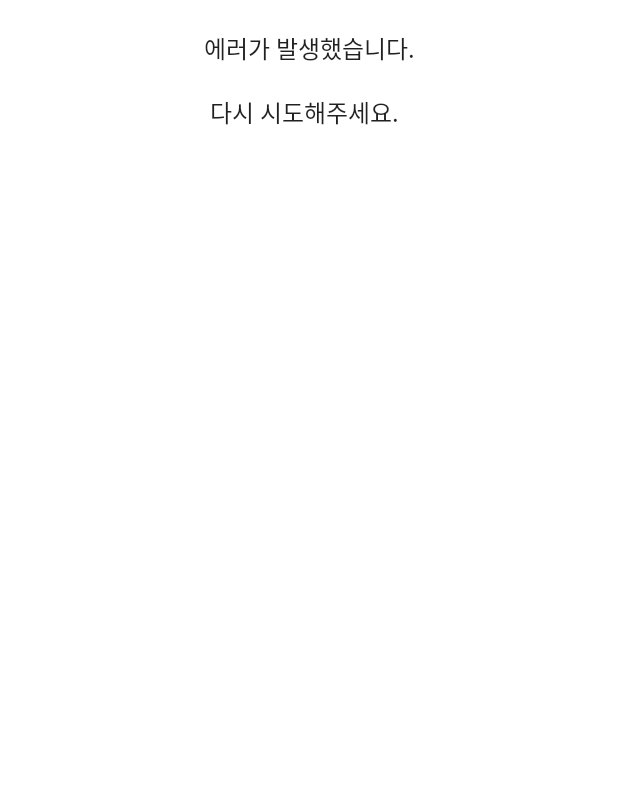
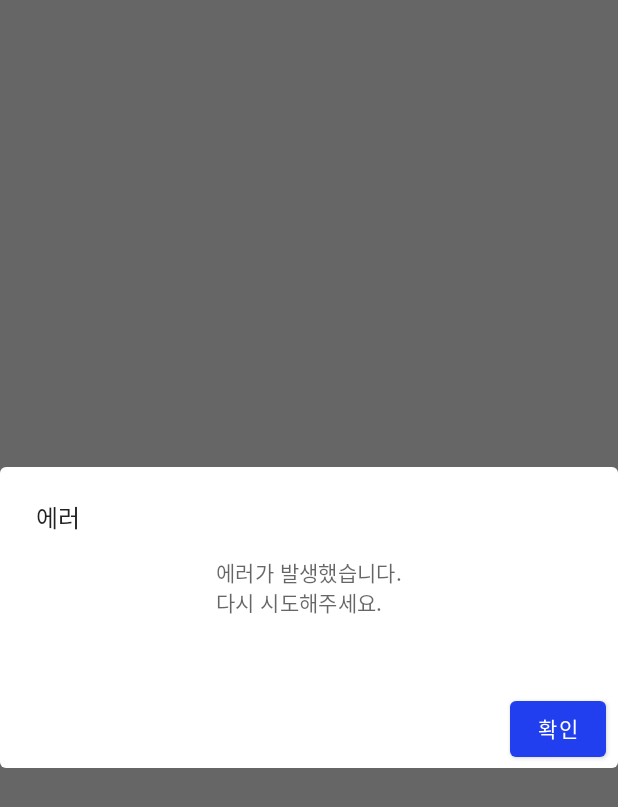
Before and after one commit to dalinaum/BookFinder, an Android app built with Jetpack Compose: the composable Error shown on its own in the app's theme, on a phone screen of 412 x 824 dp. Shown: the top 807 px of the screen. Run offline under Robolectric (Android 15) with nearby library versions, the phone set to English and light mode, and no system bars; pictures from the network do not load.

Commit message:
Home에서 에러를 다이얼로그로 표현
- Loading을 별도의 파일로 분리.
- SearchFiled를 별도로 분리.

```diff
--- a/app/src/main/java/io/github/dalinaum/bookfinder/screen/DetailScreen.kt
+++ b/app/src/main/java/io/github/dalinaum/bookfinder/screen/DetailScreen.kt
@@ -34,6 +34,7 @@ import androidx.navigation.NavController
 import coil.compose.AsyncImage
 import io.github.dalinaum.bookfinder.entity.Item
 import io.github.dalinaum.bookfinder.entity.getBigImage
+import io.github.dalinaum.bookfinder.screen.composable.Loading
 import io.github.dalinaum.bookfinder.ui.theme.WColorLight
 import io.github.dalinaum.bookfinder.viewmodel.DetailViewModel
 import io.github.dalinaum.bookfinder.viewmodel.status.DetailResult
--- a/app/src/main/java/io/github/dalinaum/bookfinder/screen/HomeScreen.kt
+++ b/app/src/main/java/io/github/dalinaum/bookfinder/screen/HomeScreen.kt
@@ -1,6 +1,5 @@
 package io.github.dalinaum.bookfinder.screen
 
-import androidx.compose.foundation.background
 import androidx.compose.foundation.clickable
 import androidx.compose.foundation.layout.Box
 import androidx.compose.foundation.layout.Column
@@ -17,24 +16,21 @@ import androidx.compose.foundation.layout.wrapContentWidth
 import androidx.compose.foundation.lazy.LazyColumn
 import androidx.compose.foundation.lazy.LazyListState
 import androidx.compose.foundation.lazy.items
-import androidx.compose.material.CircularProgressIndicator
+import androidx.compose.material.AlertDialog
+import androidx.compose.material.Button
 import androidx.compose.material.Divider
-import androidx.compose.material.Icon
-import androidx.compose.material.IconButton
-import androidx.compose.material.OutlinedTextField
 import androidx.compose.material.Scaffold
 import androidx.compose.material.ScaffoldState
-import androidx.compose.material.Surface
 import androidx.compose.material.Text
 import androidx.compose.material.TopAppBar
-import androidx.compose.material.icons.Icons
-import androidx.compose.material.icons.outlined.Search
 import androidx.compose.material.rememberScaffoldState
 import androidx.compose.runtime.Composable
 import androidx.compose.runtime.LaunchedEffect
 import androidx.compose.runtime.derivedStateOf
 import androidx.compose.runtime.getValue
+import androidx.compose.runtime.mutableStateOf
 import androidx.compose.runtime.remember
+import androidx.compose.runtime.setValue
 import androidx.compose.ui.Alignment
 import androidx.compose.ui.Alignment.Companion.CenterVertically
 import androidx.compose.ui.Modifier
@@ -48,7 +44,8 @@ import androidx.navigation.NavController
 import coil.compose.AsyncImage
 import io.github.dalinaum.bookfinder.entity.VolumeInfo
 import io.github.dalinaum.bookfinder.entity.getThumbnail
-import io.github.dalinaum.bookfinder.ui.theme.WColorLight
+import io.github.dalinaum.bookfinder.screen.composable.Loading
+import io.github.dalinaum.bookfinder.screen.composable.SearchField
 import io.github.dalinaum.bookfinder.viewmodel.HomeViewModel
 import io.github.dalinaum.bookfinder.viewmodel.status.LoadStatus
 
@@ -203,62 +200,37 @@ private fun ItemRow(
 }
 
 @Composable
-private fun SearchField(
-    query: String,
-    onQueryChanged: (String) -> Unit,
-    onSearchButtonClicked: () -> Unit
-) {
-    Surface(
-        elevation = 8.dp
-    ) {
-        Row(
-            modifier = Modifier
-                .background(WColorLight)
-                .padding(16.dp, 8.dp, 16.dp, 12.dp)
-        ) {
-            OutlinedTextField(
-                value = query,
-                onValueChange = onQueryChanged,
-                modifier = Modifier
-                    .align(CenterVertically)
-                    .weight(1f),
-                label = {
+private fun Error() {
+    var shouldShowDialog by remember {
+        mutableStateOf(true)
+    }
+    if (shouldShowDialog) {
+        AlertDialog(
+            onDismissRequest = {
+            },
+            text = {
+                Text(
+                    text = "에러가 발생했습니다.\n다시 시도해주세요.",
+                    modifier = Modifier
+                        .padding(20.dp)
+                        .fillMaxWidth()
+                        .wrapContentWidth(Alignment.CenterHorizontally)
+                )
+            },
+            title = {
+                Text("에러")
+            },
+            confirmButton = {
+                Button(
+                    onClick = {
+                        shouldShowDialog = false
+                    }
+                ) {
                     Text(
-                        text = "검색어를 입력해주세요."
+                        text = "확인"
                     )
-                },
-                singleLine = true
-            )
-            IconButton(
-                onClick = onSearchButtonClicked,
-                enabled = query.isNotBlank(),
-                modifier = Modifier.align(CenterVertically)
-            ) {
-                Icon(
-                    imageVector = Icons.Outlined.Search,
-                    contentDescription = "검색"
-                )
+                }
             }
-        }
+        )
     }
 }
-
-@Composable
-private fun Error() {
-    Text(
-        text = "에러가 발생했습니다.\n\n 다시 시도해주세요.",
-        modifier = Modifier
-            .padding(20.dp)
-            .fillMaxWidth()
-            .wrapContentWidth(Alignment.CenterHorizontally)
-    )
-}
-
-@Composable
-fun Loading() {
-    CircularProgressIndicator(
-        modifier = Modifier
-            .fillMaxWidth()
-            .wrapContentWidth(Alignment.CenterHorizontally)
-    )
-}
```
Also changed, not shown: app/src/main/java/io/github/dalinaum/bookfinder/screen/composable/Loading.kt (added, +17 -0 lines), app/src/main/java/io/github/dalinaum/bookfinder/screen/composable/SearchField.kt (added, +58 -0 lines).
